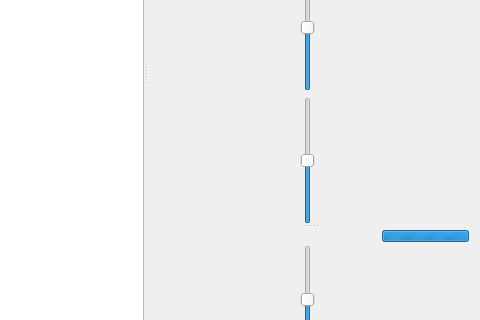
This is src/wmainwindow.ui in gillesdegottex/dfasma as Qt 5 draws it before an edit; both pictures show x 351 to 831 and y 286 to 606 of the 831 by 713 pixel window. The edited form follows.
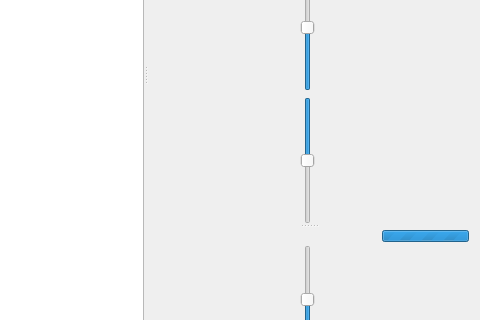
This is the edited form. Icons and pictures are not drawn.

```diff
--- a/src/wmainwindow.ui
+++ b/src/wmainwindow.ui
@@ -313,13 +313,19 @@
                 </size>
                </property>
                <property name="minimum">
-                <number>-500</number>
+                <number>1</number>
                </property>
                <property name="maximum">
-                <number>0</number>
+                <number>500</number>
                </property>
                <property name="value">
-                <number>-250</number>
+                <number>250</number>
+               </property>
+               <property name="invertedAppearance">
+                <bool>true</bool>
+               </property>
+               <property name="invertedControls">
+                <bool>true</bool>
                </property>
                <property name="tickPosition">
                 <enum>QSlider::NoTicks</enum>
```
